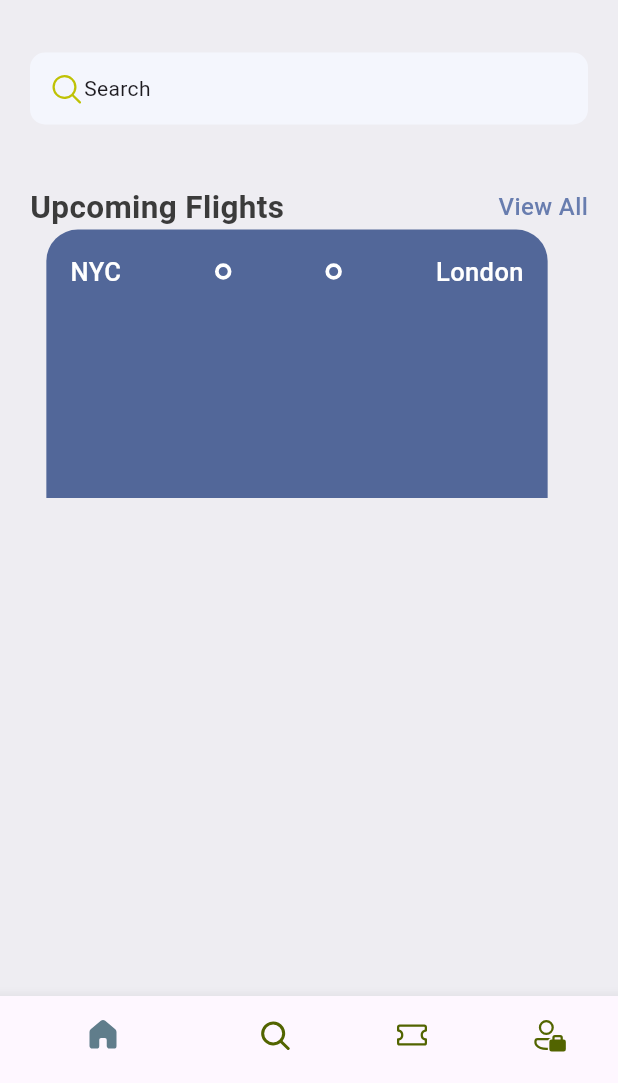
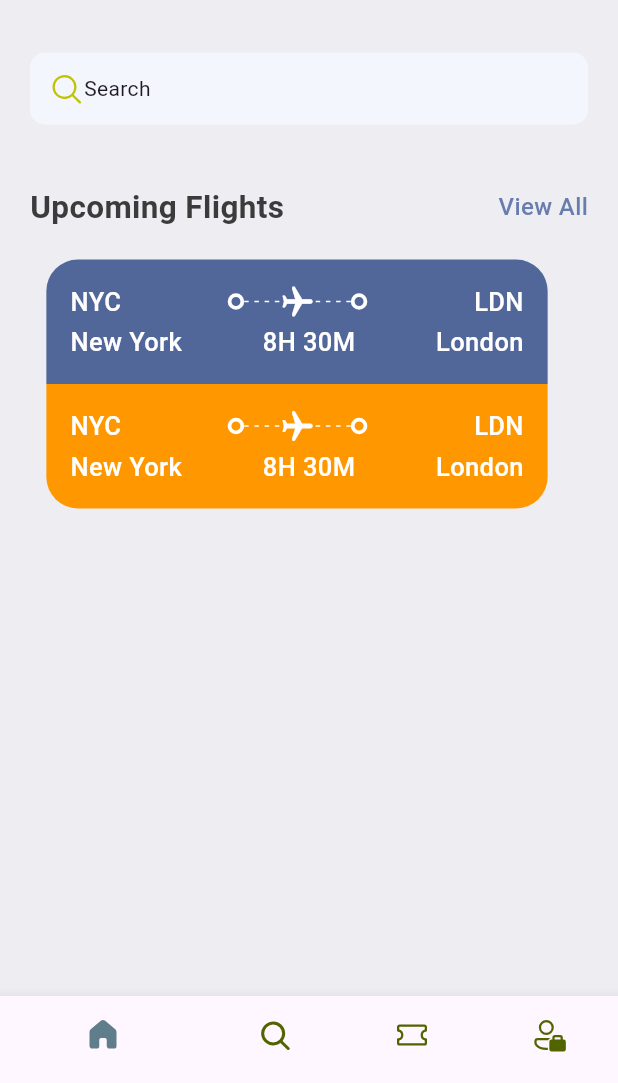
Before and after one commit to aghoneim2/fakeToGo, a Flutter app: the screen it shows after launch, on a phone screen of 412 x 824 dp, the part 153-1236 px from its top. Run offline on Flutter 3.47's test engine with Material 3 defaults, Android fonts, the phone set to English and light mode, and no system bars; our stand-ins replace fluentui_icons.

Commit message:
Stack Widget, LayoutBuilder widget, List.generate widget and Transform.rotate widget

```diff
--- /dev/null
+++ b/lib/components/widgets/app_layoutbuilder_widget.dart
@@ -0,0 +1,28 @@
+import 'package:flutter/material.dart';
+
+class AppLayoutBuilderWidget extends StatelessWidget {
+  final int randomDivider;
+
+  const AppLayoutBuilderWidget({super.key, required this.randomDivider});
+
+  @override
+  Widget build(BuildContext context) {
+    return LayoutBuilder(
+        builder: (BuildContext context, BoxConstraints constraints) {
+      return Flex(
+        mainAxisAlignment: MainAxisAlignment.spaceBetween,
+        direction: Axis.horizontal,
+        children: List.generate(
+          (constraints.constrainWidth() / randomDivider).floor(),
+          (index) => const SizedBox(
+            width: 3,
+            height: 1,
+            child: DecoratedBox(
+              decoration: BoxDecoration(color: Colors.white),
+            ),
+          ),
+        ),
+      );
+    });
+  }
+}
--- a/lib/components/widgets/ticket_view.dart
+++ b/lib/components/widgets/ticket_view.dart
@@ -1,5 +1,6 @@
 import 'package:flutter/material.dart';
 import 'package:hello/components/res/styles/app_styles.dart';
+import 'package:hello/components/widgets/app_layoutbuilder_widget.dart';
 import 'package:hello/components/widgets/big_dot.dart';
 
 class TicketView extends StatelessWidget {
@@ -16,6 +17,9 @@ class TicketView extends StatelessWidget {
           179, //usually stays fixed because height is limited for scroll (can still be dynamic)
       child: Container(
         margin: const EdgeInsets.only(right: 16),
+        child: Column(
+          children: [
+            Container(
               padding: const EdgeInsets.all(16),
               decoration: BoxDecoration(
                 color: AppStyles.ticketBlue,
@@ -24,39 +28,174 @@ class TicketView extends StatelessWidget {
                   topRight: Radius.circular(21),
                 ),
               ),
-        child: Center(
               child: Column(
                 children: [
+                  //show departure and destinations with icons first line
                   Row(
                     children: [
                       Text(
                         "NYC",
-                    style:
-                        AppStyles.headLineStyle3.copyWith(color: Colors.white),
+                        style: AppStyles.headLineStyle3
+                            .copyWith(color: Colors.white),
                       ),
                       Expanded(
                         child: Container(),
                       ),
                       BigDot(),
                       Expanded(
-                    child: Container(),
+                        child: Stack(
+                          children: [
+                            const SizedBox(
+                              height: 24,
+                              child: AppLayoutBuilderWidget(
+                                randomDivider: 6,
+                              ),
+                            ),
+                            Center(
+                              child: Transform.rotate(
+                                angle:
+                                    1.57, //90 degrees are 1.57 radians (trigonometry)
+                                child: const Icon(
+                                  Icons.airplanemode_on_rounded,
+                                  color: Colors.white,
+                                ),
+                              ), //rotates a widget by a certain value
+                            ),
+                          ],
+                        ),
                       ),
                       BigDot(),
                       Expanded(
                         child: Container(),
                       ),
                       Text(
-                    "London",
-                    style:
-                        AppStyles.headLineStyle3.copyWith(color: Colors.white),
+                        "LDN",
+                        style: AppStyles.headLineStyle3
+                            .copyWith(color: Colors.white),
                       ),
                     ],
                   ),
+                  const SizedBox(
+                    height: 3,
+                  ),
+                  //show departure and destination names with time second line
                   Row(
-                children: [],
+                    children: [
+                      Text(
+                        "New York",
+                        style: AppStyles.headLineStyle3
+                            .copyWith(color: Colors.white),
+                      ),
+                      Expanded(
+                        child: Container(),
+                      ),
+                      Text(
+                        "8H 30M",
+                        style: AppStyles.headLineStyle3
+                            .copyWith(color: Colors.white),
+                      ),
+                      Expanded(
+                        child: Container(),
+                      ),
+                      Text(
+                        "London",
+                        style: AppStyles.headLineStyle3
+                            .copyWith(color: Colors.white),
                       ),
                     ],
                   ),
+                ],
+              ),
+            ),
+            Container(
+              padding: const EdgeInsets.all(16),
+              decoration: BoxDecoration(
+                color: Colors.orange,
+                borderRadius: const BorderRadius.only(
+                  bottomLeft: Radius.circular(21),
+                  bottomRight: Radius.circular(21),
+                ),
+              ),
+              child: Column(
+                children: [
+                  //show departure and destinations with icons first line
+                  Row(
+                    children: [
+                      Text(
+                        "NYC",
+                        style: AppStyles.headLineStyle3
+                            .copyWith(color: Colors.white),
+                      ),
+                      Expanded(
+                        child: Container(),
+                      ),
+                      BigDot(),
+                      Expanded(
+                        child: Stack(
+                          children: [
+                            const SizedBox(
+                              height: 24,
+                              child: AppLayoutBuilderWidget(
+                                randomDivider: 6,
+                              ),
+                            ),
+                            Center(
+                              child: Transform.rotate(
+                                angle:
+                                    1.57, //90 degrees are 1.57 radians (trigonometry)
+                                child: const Icon(
+                                  Icons.airplanemode_on_rounded,
+                                  color: Colors.white,
+                                ),
+                              ), //rotates a widget by a certain value
+                            ),
+                          ],
+                        ),
+                      ),
+                      BigDot(),
+                      Expanded(
+                        child: Container(),
+                      ),
+                      Text(
+                        "LDN",
+                        style: AppStyles.headLineStyle3
+                            .copyWith(color: Colors.white),
+                      ),
+                    ],
+                  ),
+                  const SizedBox(
+                    height: 3,
+                  ),
+                  //show departure and destination names with time second line
+                  Row(
+                    children: [
+                      Text(
+                        "New York",
+                        style: AppStyles.headLineStyle3
+                            .copyWith(color: Colors.white),
+                      ),
+                      Expanded(
+                        child: Container(),
+                      ),
+                      Text(
+                        "8H 30M",
+                        style: AppStyles.headLineStyle3
+                            .copyWith(color: Colors.white),
+                      ),
+                      Expanded(
+                        child: Container(),
+                      ),
+                      Text(
+                        "London",
+                        style: AppStyles.headLineStyle3
+                            .copyWith(color: Colors.white),
+                      ),
+                    ],
+                  ),
+                ],
+              ),
+            ),
+          ],
         ),
       ),
     );
--- a/lib/screens/home_screen.dart
+++ b/lib/screens/home_screen.dart
@@ -78,7 +78,10 @@ class HomeScreen extends StatelessWidget {
                   bigText: "Upcoming Flights",
                   smallText: "View All",
                 ),
-                TicketView(),
+                const SizedBox(
+                  height: 20,
+                ),
+                const TicketView(),
               ],
             ),
           ),
```
Lines whose indentation alone changed are shown as unchanged.
